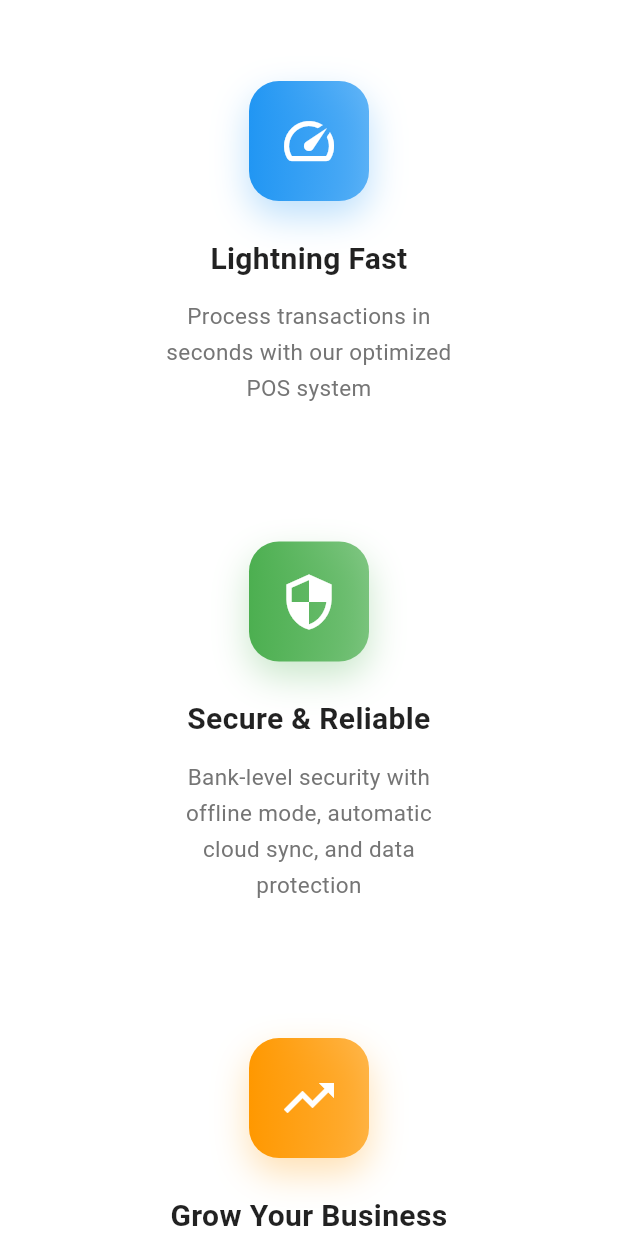
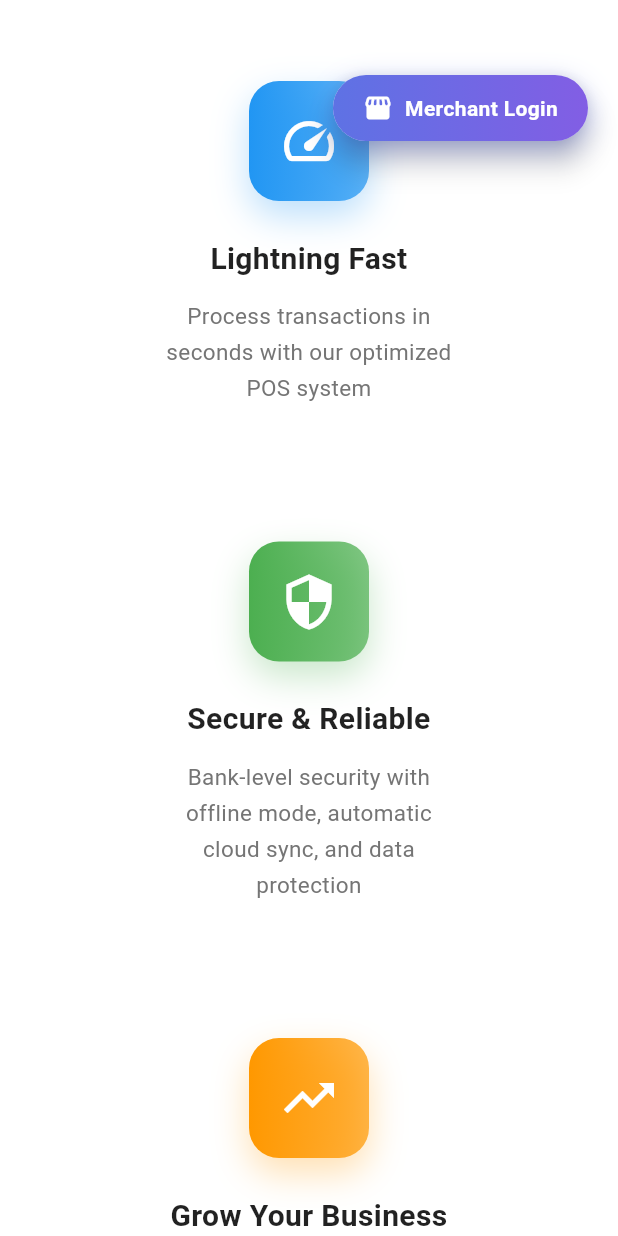
Before and after one commit to lonshanworld/smart-retail-frontend-flutter, a Flutter app: the screen it shows after launch, scrolled down 1152 dp, on a phone screen of 412 x 824 dp. Run offline on Flutter 3.47's test engine with Material 3 defaults, Android fonts, the phone set to English and light mode, and no system bars; our stand-ins replace connectivity_plus, equatable, fl_chart, flutter_bluetooth_serial, flutter_dotenv, get and 7 more; missing offline and left inert: flutter_esc_pos_utils; accounts and stored records are empty.

Commit message:
add merchant login floating button

```diff
--- a/lib/app/modules/customer_landing/customer_landing_view.dart
+++ b/lib/app/modules/customer_landing/customer_landing_view.dart
@@ -44,59 +44,58 @@ class CustomerLandingView extends StatelessWidget {
             ],
           ),
 
-          // Floating Admin Button
-          // Positioned(
-          //   top: 50,
-          //   right: 20,
-          //   child: SafeArea(
-          //     child: Material(
-          //       elevation: 8,
-          //       borderRadius: BorderRadius.circular(30),
-          //       child: InkWell(
-          //         onTap: () => Get.toNamed(Routes.ADMIN_LOGIN),
-          //         borderRadius: BorderRadius.circular(30),
-          //         child: Container(
-          //           padding: const EdgeInsets.symmetric(
-          //             horizontal: 20,
-          //             vertical: 12,
-          //           ),
-          //           decoration: BoxDecoration(
-          //             gradient: LinearGradient(
-          //               colors: [Color(0xFF5E72E4), Color(0xFF825EE4)],
-          //             ),
-          //             borderRadius: BorderRadius.circular(30),
-          //             boxShadow: [
-          //               BoxShadow(
-          //                 color: Color(0xFF5E72E4).withOpacity(0.4),
-          //                 blurRadius: 15,
-          //                 offset: const Offset(0, 5),
-          //               ),
-          //             ],
-          //           ),
-          //           child: Row(
-          //             mainAxisSize: MainAxisSize.min,
-          //             children: [
-          //               Icon(
-          //                 Icons.admin_panel_settings_rounded,
-          //                 color: Colors.white,
-          //                 size: 20,
-          //               ),
-          //               const SizedBox(width: 8),
-          //               Text(
-          //                 'Admin Login',
-          //                 style: TextStyle(
-          //                   color: Colors.white,
-          //                   fontSize: 14,
-          //                   fontWeight: FontWeight.w600,
-          //                 ),
-          //               ),
-          //             ],
-          //           ),
-          //         ),
-          //       ),
-          //     ),
-          //   ),
-          // ),
+          Positioned(
+            top: 50,
+            right: 20,
+            child: SafeArea(
+              child: Material(
+                elevation: 8,
+                borderRadius: BorderRadius.circular(30),
+                child: InkWell(
+                  onTap: () => Get.toNamed(Routes.MERCHANT_LOGIN),
+                  borderRadius: BorderRadius.circular(30),
+                  child: Container(
+                    padding: const EdgeInsets.symmetric(
+                      horizontal: 20,
+                      vertical: 12,
+                    ),
+                    decoration: BoxDecoration(
+                      gradient: LinearGradient(
+                        colors: [Color(0xFF5E72E4), Color(0xFF825EE4)],
+                      ),
+                      borderRadius: BorderRadius.circular(30),
+                      boxShadow: [
+                        BoxShadow(
+                          color: Color(0xFF5E72E4).withOpacity(0.4),
+                          blurRadius: 15,
+                          offset: const Offset(0, 5),
+                        ),
+                      ],
+                    ),
+                    child: Row(
+                      mainAxisSize: MainAxisSize.min,
+                      children: [
+                        Icon(
+                          Icons.storefront_rounded,
+                          color: Colors.white,
+                          size: 20,
+                        ),
+                        const SizedBox(width: 8),
+                        Text(
+                          'Merchant Login',
+                          style: TextStyle(
+                            color: Colors.white,
+                            fontSize: 14,
+                            fontWeight: FontWeight.w600,
+                          ),
+                        ),
+                      ],
+                    ),
+                  ),
+                ),
+              ),
+            ),
+          ),
         ],
       ),
     );
```
